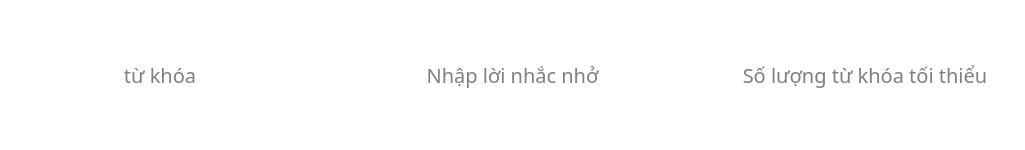
Old version of the form UI_Files/Info_Case.ui in the repository hoangm960/Astraea.
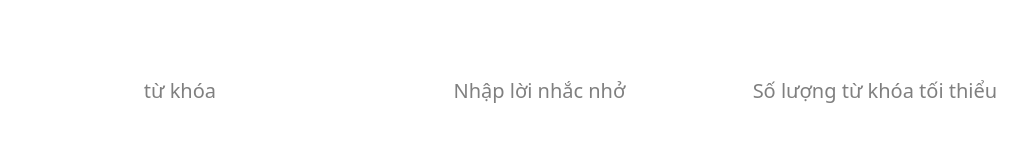
New version of the form. Icons and pictures are not drawn.

Commit message: added info_frame

What changed in the file:
```diff
--- a/UI_Files/Info_Case.ui
+++ b/UI_Files/Info_Case.ui
@@ -32,20 +32,93 @@
   <widget class="QWidget" name="centralwidget">
    <layout class="QHBoxLayout" name="horizontalLayout">
     <property name="spacing">
-     <number>30</number>
+     <number>0</number>
     </property>
     <property name="leftMargin">
-     <number>15</number>
+     <number>0</number>
     </property>
     <property name="topMargin">
-     <number>15</number>
+     <number>0</number>
     </property>
     <property name="rightMargin">
-     <number>15</number>
+     <number>0</number>
     </property>
     <property name="bottomMargin">
-     <number>15</number>
+     <number>0</number>
     </property>
+    <item>
+     <layout class="QVBoxLayout" name="verticalLayout">
+      <property name="spacing">
+       <number>0</number>
+      </property>
+      <property name="topMargin">
+       <number>0</number>
+      </property>
+      <item>
+       <layout class="QHBoxLayout" name="horizontalLayout_4">
+        <item>
+         <spacer name="horizontalSpacer_2">
+          <property name="orientation">
+           <enum>Qt::Horizontal</enum>
+          </property>
+          <property name="sizeHint" stdset="0">
+           <size>
+            <width>40</width>
+            <height>20</height>
+           </size>
+          </property>
+         </spacer>
+        </item>
+        <item>
+         <widget class="QPushButton" name="close_btn">
+          <property name="minimumSize">
+           <size>
+            <width>16</width>
+            <height>16</height>
+           </size>
+          </property>
+          <property name="maximumSize">
+           <size>
+            <width>16</width>
+            <height>16</height>
+           </size>
+          </property>
+          <property name="layoutDirection">
+           <enum>Qt::LeftToRight</enum>
+          </property>
+          <property name="styleSheet">
+           <string notr="true">QPushButton {
+	background-color:transparent;
+	border-radius: 5px;
+}
+
+QPushButton:hover {
+	background-color: rgb(223, 223, 223);
+}
+
+QPushButton:pressed {
+	background-color: rgb(207, 207, 207);
+}</string>
+          </property>
+          <property name="text">
+           <string/>
+          </property>
+          <property name="icon">
+           <iconset resource="Resources.qrc">
+            <normaloff>:/images/icons/close.png</normaloff>:/images/icons/close.png</iconset>
+          </property>
+          <property name="iconSize">
+           <size>
+            <width>8</width>
+            <height>8</height>
+           </size>
+          </property>
+         </widget>
+        </item>
+       </layout>
+      </item>
+      <item>
+       <layout class="QHBoxLayout" name="info_area">
     <item>
      <widget class="QLineEdit" name="keyword">
       <property name="minimumSize">
@@ -80,29 +153,7 @@
      </widget>
     </item>
     <item>
-     <widget class="Line" name="line">
-      <property name="minimumSize">
-       <size>
-        <width>0</width>
-        <height>0</height>
-       </size>
-      </property>
-      <property name="styleSheet">
-       <string notr="true">color: rgb(255,255,255);</string>
-      </property>
-      <property name="frameShadow">
-       <enum>QFrame::Plain</enum>
-      </property>
-      <property name="lineWidth">
-       <number>2</number>
-      </property>
-      <property name="orientation">
-       <enum>Qt::Vertical</enum>
-      </property>
-     </widget>
-    </item>
-    <item>
-     <widget class="QLineEdit" name="info">
+         <widget class="QLineEdit" name="message">
       <property name="minimumSize">
        <size>
         <width>0</width>
@@ -168,6 +219,28 @@
       </property>
      </widget>
     </item>
+        <item>
+         <widget class="Line" name="line">
+          <property name="minimumSize">
+           <size>
+            <width>0</width>
+            <height>0</height>
+           </size>
+          </property>
+          <property name="styleSheet">
+           <string notr="true">color: rgb(255,255,255);</string>
+          </property>
+          <property name="frameShadow">
+           <enum>QFrame::Plain</enum>
+          </property>
+          <property name="lineWidth">
+           <number>2</number>
+          </property>
+          <property name="orientation">
+           <enum>Qt::Vertical</enum>
+          </property>
+         </widget>
+        </item>
     <item>
      <widget class="QLineEdit" name="count">
       <property name="maximumSize">
@@ -212,6 +285,10 @@
        <string>Số lượng từ khóa tối thiểu</string>
       </property>
      </widget>
+        </item>
+       </layout>
+      </item>
+     </layout>
     </item>
    </layout>
   </widget>
```
Left out of the diff: 2 changed lines with no effect on the pictures. Lines whose indentation alone changed are shown as unchanged. The commit also changes 6 other files.
